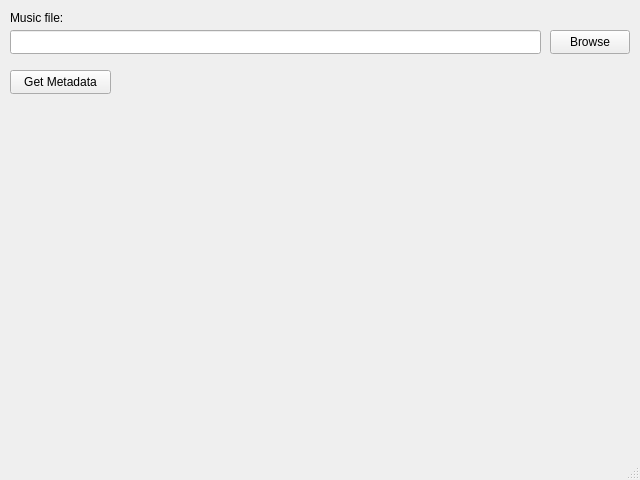
This is mainwindow.ui in dylondark/RazorTag as Qt 5 draws it before an edit. The edited form follows.
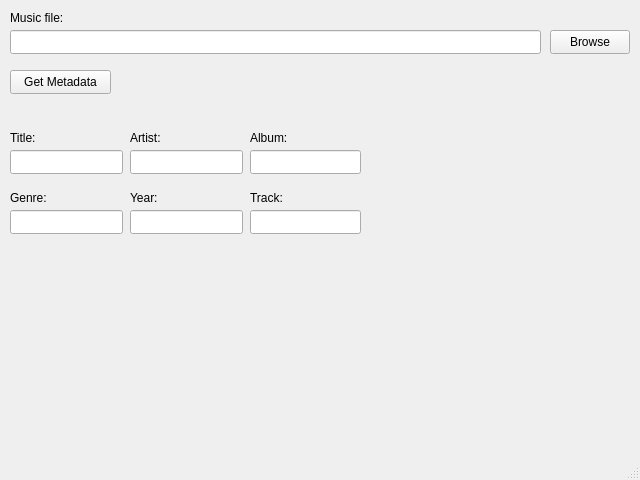
This is the edited form.

Commit message: Add UI text boxes for tag information

```diff
--- a/mainwindow.ui
+++ b/mainwindow.ui
@@ -87,6 +87,144 @@
      <string>Music file:</string>
     </property>
    </widget>
+   <widget class="QLineEdit" name="titleBox">
+    <property name="geometry">
+     <rect>
+      <x>10</x>
+      <y>150</y>
+      <width>113</width>
+      <height>24</height>
+     </rect>
+    </property>
+   </widget>
+   <widget class="QLineEdit" name="artistBox">
+    <property name="geometry">
+     <rect>
+      <x>130</x>
+      <y>150</y>
+      <width>113</width>
+      <height>24</height>
+     </rect>
+    </property>
+   </widget>
+   <widget class="QLineEdit" name="albumBox">
+    <property name="geometry">
+     <rect>
+      <x>250</x>
+      <y>150</y>
+      <width>111</width>
+      <height>24</height>
+     </rect>
+    </property>
+   </widget>
+   <widget class="QLineEdit" name="genreBox">
+    <property name="geometry">
+     <rect>
+      <x>10</x>
+      <y>210</y>
+      <width>113</width>
+      <height>24</height>
+     </rect>
+    </property>
+   </widget>
+   <widget class="QLineEdit" name="yearBox">
+    <property name="geometry">
+     <rect>
+      <x>130</x>
+      <y>210</y>
+      <width>113</width>
+      <height>24</height>
+     </rect>
+    </property>
+   </widget>
+   <widget class="QLineEdit" name="trackBox">
+    <property name="geometry">
+     <rect>
+      <x>250</x>
+      <y>210</y>
+      <width>111</width>
+      <height>24</height>
+     </rect>
+    </property>
+   </widget>
+   <widget class="QLabel" name="label_2">
+    <property name="geometry">
+     <rect>
+      <x>10</x>
+      <y>130</y>
+      <width>49</width>
+      <height>16</height>
+     </rect>
+    </property>
+    <property name="text">
+     <string>Title:</string>
+    </property>
+   </widget>
+   <widget class="QLabel" name="label_3">
+    <property name="geometry">
+     <rect>
+      <x>130</x>
+      <y>130</y>
+      <width>49</width>
+      <height>16</height>
+     </rect>
+    </property>
+    <property name="text">
+     <string>Artist:</string>
+    </property>
+   </widget>
+   <widget class="QLabel" name="label_4">
+    <property name="geometry">
+     <rect>
+      <x>250</x>
+      <y>130</y>
+      <width>49</width>
+      <height>16</height>
+     </rect>
+    </property>
+    <property name="text">
+     <string>Album:</string>
+    </property>
+   </widget>
+   <widget class="QLabel" name="label_5">
+    <property name="geometry">
+     <rect>
+      <x>10</x>
+      <y>190</y>
+      <width>49</width>
+      <height>16</height>
+     </rect>
+    </property>
+    <property name="text">
+     <string>Genre:</string>
+    </property>
+   </widget>
+   <widget class="QLabel" name="label_6">
+    <property name="geometry">
+     <rect>
+      <x>130</x>
+      <y>190</y>
+      <width>49</width>
+      <height>16</height>
+     </rect>
+    </property>
+    <property name="text">
+     <string>Year:</string>
+    </property>
+   </widget>
+   <widget class="QLabel" name="label_7">
+    <property name="geometry">
+     <rect>
+      <x>250</x>
+      <y>190</y>
+      <width>49</width>
+      <height>16</height>
+     </rect>
+    </property>
+    <property name="text">
+     <string>Track:</string>
+    </property>
+   </widget>
   </widget>
   <widget class="QMenuBar" name="menubar">
    <property name="geometry">
```
